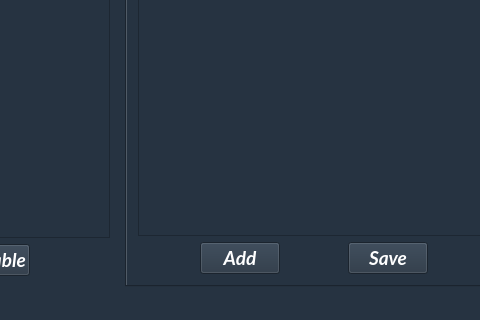
The window that mainwindow.ui (LouisVraie/dbManagerApp) describes before a commit, drawn with Qt 5; both pictures show x 160 to 640 and y 399 to 719 of the 821 by 719 pixel window.
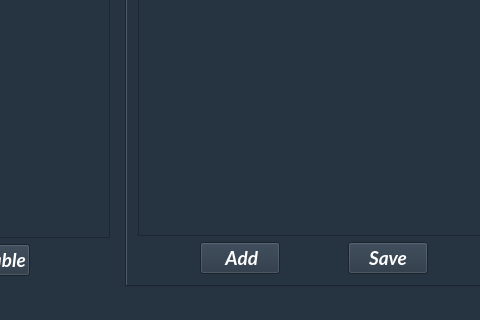
The same window after the commit. The open tabs and pages were chosen to show the change. Icons and pictures are not drawn.

Commit message: ajout logo add + modif mainwindow.ui

Diff of the .ui file:
```diff
--- a/mainwindow.ui
+++ b/mainwindow.ui
@@ -206,7 +206,17 @@
               </font>
              </property>
              <property name="text">
-              <string>Add</string>
+              <string> Add</string>
+             </property>
+             <property name="icon">
+              <iconset resource="images.qrc">
+               <normaloff>:/images/images/logo_add.png</normaloff>:/images/images/logo_add.png</iconset>
+             </property>
+             <property name="iconSize">
+              <size>
+               <width>16</width>
+               <height>16</height>
+              </size>
              </property>
             </widget>
            </item>
```
Left out of the diff: 14 changed lines with no effect on the pictures. The commit also changes 2 other files.
